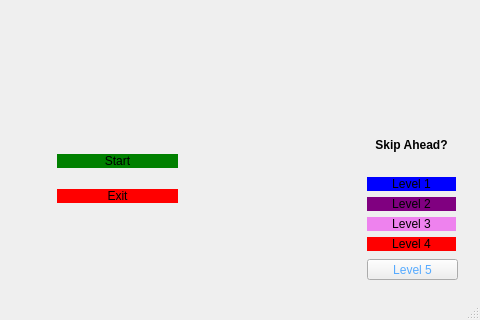
Old version of the form maimmenu.ui in the repository aishakandeell/csprojectnewest; both pictures show x 253 to 733 and y 310 to 630 of the 733 by 630 pixel window.
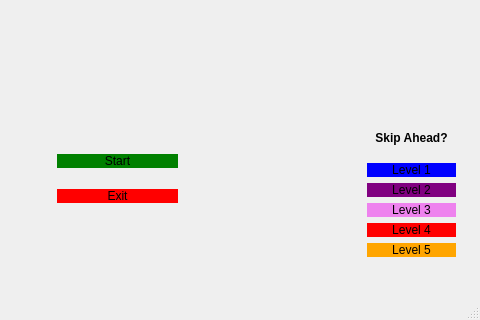
New version of the form. Icons and pictures are not drawn.

What changed in the file:
```diff
--- a/maimmenu.ui
+++ b/maimmenu.ui
@@ -76,7 +76,7 @@
       <x>620</x>
       <y>410</y>
       <width>89</width>
-      <height>132</height>
+      <height>138</height>
      </rect>
     </property>
     <layout class="QVBoxLayout" name="verticalLayout_3">
@@ -141,26 +141,23 @@
          </property>
         </widget>
        </item>
+       <item>
+        <widget class="QPushButton" name="level5button">
+         <property name="styleSheet">
+          <string notr="true">QPushButton { 
+ border:  none;
+background-color : orange;
+}</string>
+         </property>
+         <property name="text">
+          <string>Level 5</string>
+         </property>
+        </widget>
+       </item>
       </layout>
      </item>
     </layout>
    </widget>
-   <widget class="QPushButton" name="level5button">
-    <property name="geometry">
-     <rect>
-      <x>620</x>
-      <y>550</y>
-      <width>91</width>
-      <height>21</height>
-     </rect>
-    </property>
-    <property name="styleSheet">
-     <string notr="true">color: rgb(85, 170, 255);</string>
-    </property>
-    <property name="text">
-     <string>Level 5</string>
-    </property>
-   </widget>
    <zorder>layoutWidget</zorder>
    <zorder>label</zorder>
    <zorder>layoutWidget</zorder>
```
Left out of the diff: 3 changed lines with no effect on the pictures.
